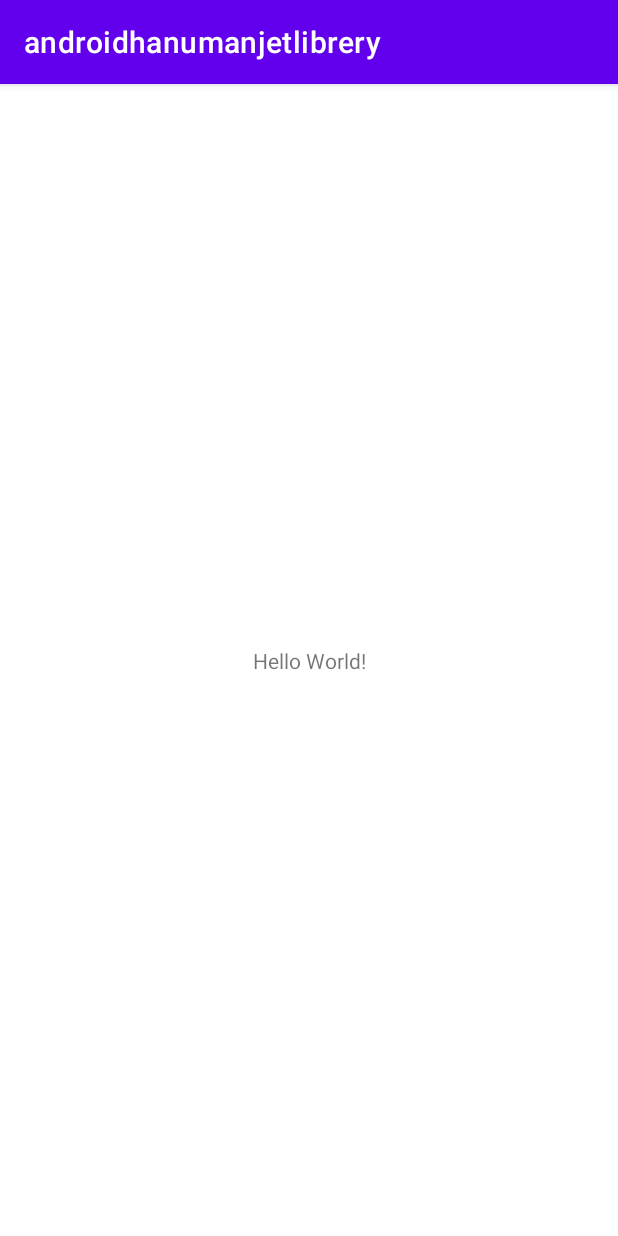
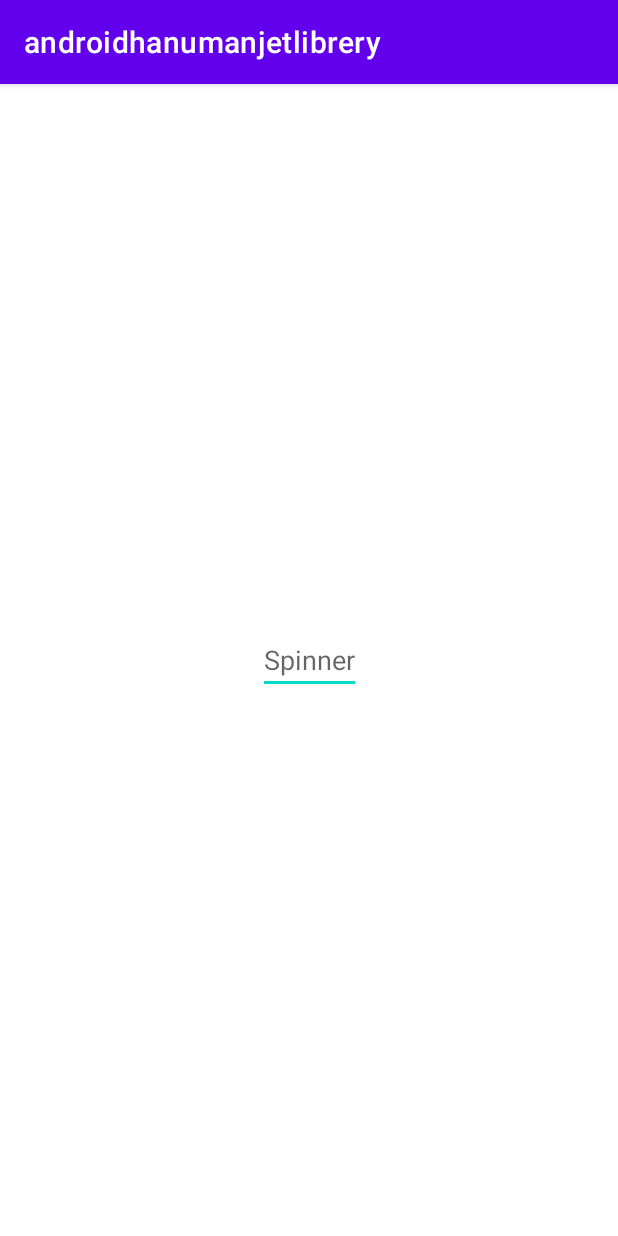
Before and after one commit to Pawan245/Hanumanjetlibrary, an Android app: the screen it shows after launch (MainActivity), on a phone screen of 412 x 824 dp. Run offline under Robolectric (Android 15) with nearby library versions, the phone set to English and light mode, and no system bars.

Commit message:
Jay Sri SitaRam!!

```diff
--- a/app/src/main/res/layout/activity_main.xml
+++ b/app/src/main/res/layout/activity_main.xml
@@ -5,10 +5,18 @@
     android:layout_width="match_parent"
     android:layout_height="match_parent"
     tools:context=".MainActivity">
-    <TextView
+
+
+
+
+
+
+    <EditText
         android:layout_width="wrap_content"
         android:layout_height="wrap_content"
-        android:text="Hello World!"
+        android:text=""
+        android:hint="Spinner"
+        android:id="@+id/txt"
         app:layout_constraintBottom_toBottomOf="parent"
         app:layout_constraintLeft_toLeftOf="parent"
         app:layout_constraintRight_toRightOf="parent"
```
Also changed, not shown: app/src/main/java/com/ram/Hanumanjetlibrary/MainActivity.java (+8 -0 lines), hanumanjetpacklibrery/src/main/java/com/ram/hanumanjetpacklibrery/HanumanSpinner.java (+7 -2 lines).
